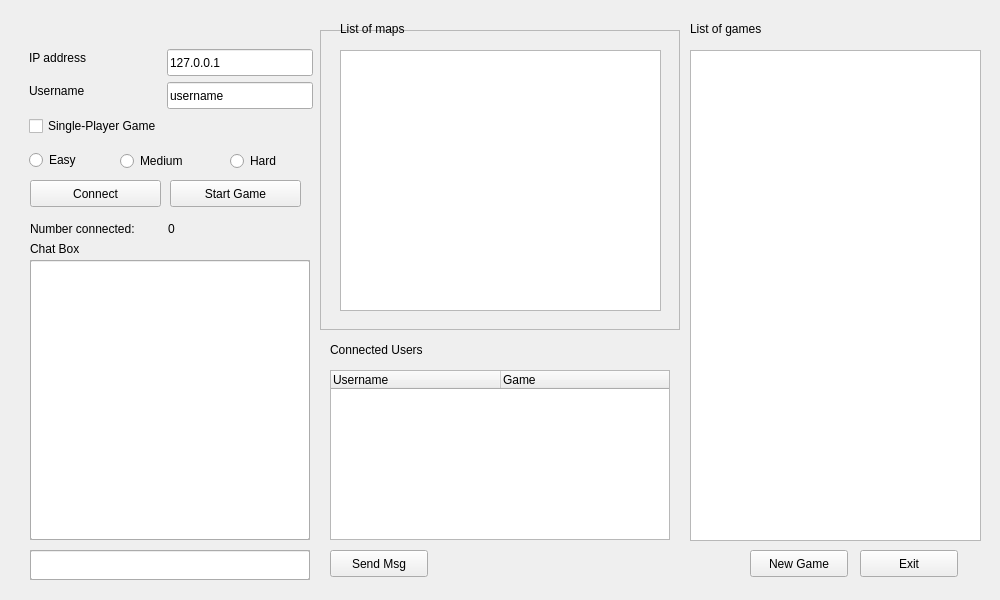
The window that src/client/lobbywindow.ui (dc2011/td) describes before a commit, drawn with Qt 5.
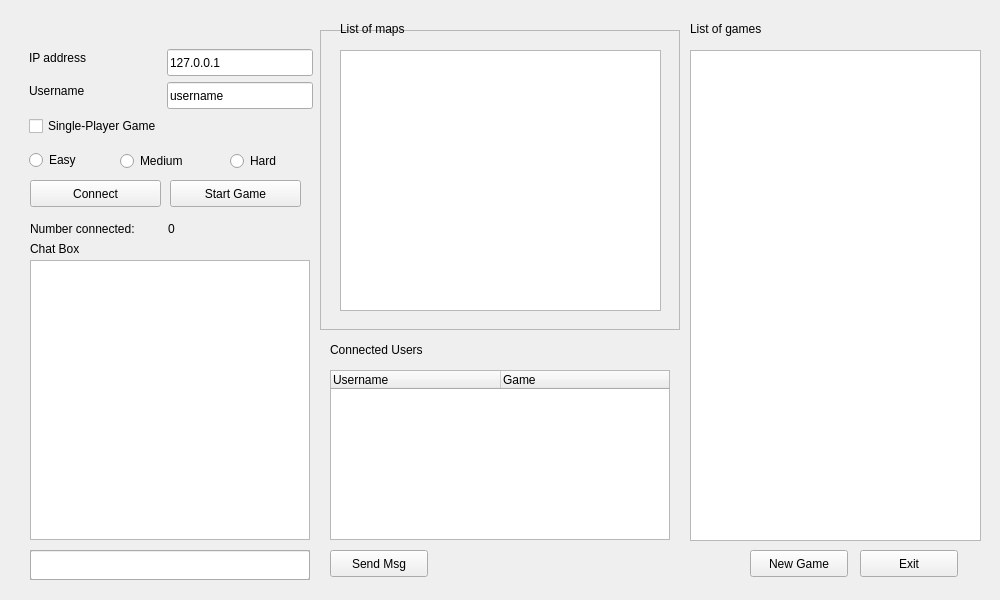
The same window after the commit.

Commit message: GUI and fix the chat box (now it could append)

```diff
--- a/src/client/lobbywindow.ui
+++ b/src/client/lobbywindow.ui
@@ -260,16 +260,6 @@
      </rect>
     </property>
    </widget>
-   <widget class="QLineEdit" name="msgView">
-    <property name="geometry">
-     <rect>
-      <x>30</x>
-      <y>260</y>
-      <width>280</width>
-      <height>280</height>
-     </rect>
-    </property>
-   </widget>
    <widget class="QLabel" name="label_3">
     <property name="geometry">
      <rect>
@@ -373,6 +363,19 @@
     <property name="frameShadow">
      <enum>QFrame::Raised</enum>
     </property>
+    <widget class="QTextEdit" name="msgView">
+     <property name="geometry">
+      <rect>
+       <x>0</x>
+       <y>0</y>
+       <width>280</width>
+       <height>280</height>
+      </rect>
+     </property>
+     <property name="readOnly">
+      <bool>true</bool>
+     </property>
+    </widget>
    </widget>
    <widget class="QFrame" name="chatInputBg">
     <property name="geometry">
```
Left out of the diff: 1 changed line with no effect on the pictures. The commit also changes 3 other files.
